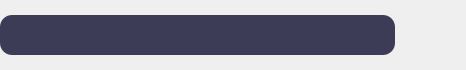
zhaopan06/AudioTool, file UI/ChatTextMyItem.ui: the form before one commit.
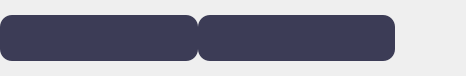
The form after the commit. Custom widgets are drawn as their Qt base class.

Patch:
```diff
--- a/UI/ChatTextMyItem.ui
+++ b/UI/ChatTextMyItem.ui
@@ -7,7 +7,7 @@
     <x>0</x>
     <y>0</y>
     <width>466</width>
-    <height>70</height>
+    <height>76</height>
    </rect>
   </property>
   <property name="windowTitle">
@@ -37,6 +37,9 @@
      <property name="topMargin">
       <number>15</number>
      </property>
+     <property name="rightMargin">
+      <number>0</number>
+     </property>
      <property name="bottomMargin">
       <number>15</number>
      </property>
@@ -95,6 +98,61 @@
        </layout>
       </widget>
      </item>
+     <item>
+      <widget class="QWidget" name="widget" native="true">
+       <property name="styleSheet">
+        <string notr="true">background: rgba(60, 60, 86, 1);
+border-top-left-radius: 12px;   
+border-top-right-radius: 12px;   
+border-bottom-right-radius: 12px;
+border-bottom-left-radius: 12px;
+
+font-family: &quot;微软雅黑&quot;;
+font-size: 16px;
+color: #FFFFFF;
+text-align: right;</string>
+       </property>
+       <layout class="QHBoxLayout" name="horizontalLayout_3">
+        <property name="spacing">
+         <number>0</number>
+        </property>
+        <property name="leftMargin">
+         <number>6</number>
+        </property>
+        <property name="topMargin">
+         <number>6</number>
+        </property>
+        <property name="rightMargin">
+         <number>6</number>
+        </property>
+        <property name="bottomMargin">
+         <number>6</number>
+        </property>
+        <item>
+         <widget class="QLabel" name="label">
+          <property name="minimumSize">
+           <size>
+            <width>34</width>
+            <height>34</height>
+           </size>
+          </property>
+          <property name="maximumSize">
+           <size>
+            <width>34</width>
+            <height>34</height>
+           </size>
+          </property>
+          <property name="text">
+           <string/>
+          </property>
+          <property name="scaledContents">
+           <bool>true</bool>
+          </property>
+         </widget>
+        </item>
+       </layout>
+      </widget>
+     </item>
     </layout>
    </item>
    <item>
```
